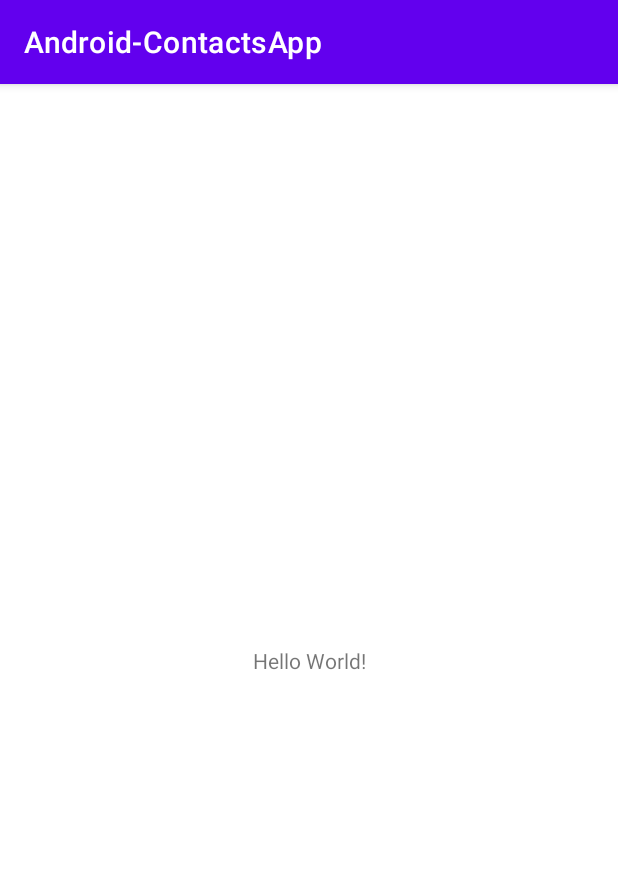
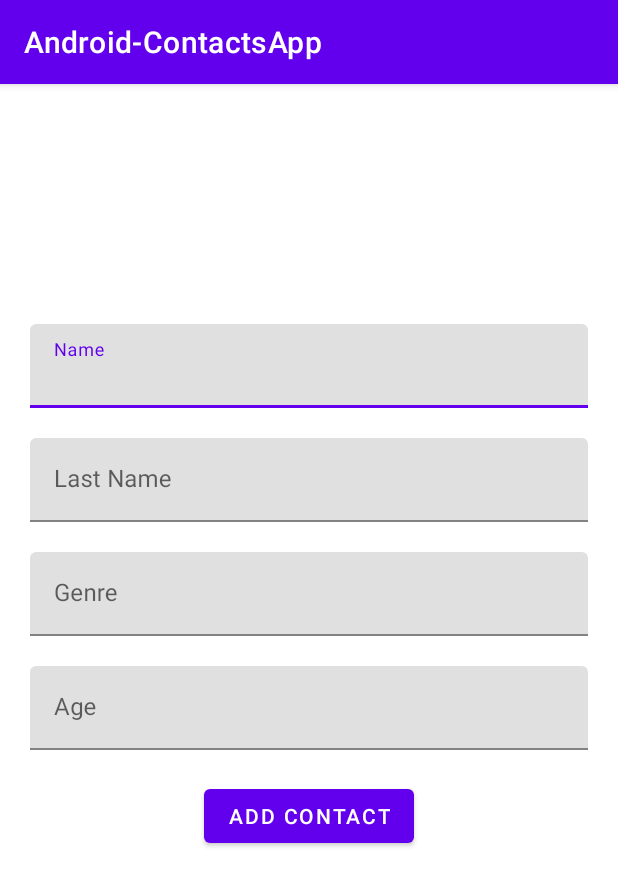
Before and after one commit to ascstb/Android-ContactsApp, an Android app: the screen it shows after launch (MainActivity), on a phone screen of 412 x 824 dp. Shown: the top 886 px of the screen. Run offline under Robolectric (Android 15) with nearby library versions, the phone set to English and light mode, and no system bars.

Commit message:
Add Contact Form

```diff
--- a/app/src/main/res/layout/activity_main.xml
+++ b/app/src/main/res/layout/activity_main.xml
@@ -4,15 +4,90 @@
     xmlns:tools="http://schemas.android.com/tools"
     android:layout_width="match_parent"
     android:layout_height="match_parent"
+    android:padding="20dp"
     tools:context=".MainActivity">
 
-    <TextView
-        android:layout_width="wrap_content"
-        android:layout_height="wrap_content"
-        android:text="Hello World!"
-        app:layout_constraintBottom_toBottomOf="parent"
+    <ImageView
+        android:id="@+id/ivPhoto"
+        android:layout_width="120dp"
+        android:layout_height="120dp"
+        android:contentDescription="@string/app_name"
         app:layout_constraintEnd_toEndOf="parent"
         app:layout_constraintStart_toStartOf="parent"
         app:layout_constraintTop_toTopOf="parent" />
 
+    <com.google.android.material.textfield.TextInputLayout
+        android:id="@+id/tilName"
+        android:layout_width="match_parent"
+        android:layout_height="wrap_content"
+        android:layout_marginTop="20dp"
+        android:hint="@string/contact_add_name_label"
+        app:layout_constraintTop_toBottomOf="@id/ivPhoto">
+
+        <com.google.android.material.textfield.TextInputEditText
+            android:id="@+id/tvName"
+            android:layout_width="match_parent"
+            android:layout_height="wrap_content"
+            android:inputType="textPersonName" />
+
+    </com.google.android.material.textfield.TextInputLayout>
+
+    <com.google.android.material.textfield.TextInputLayout
+        android:id="@+id/tilLastName"
+        android:layout_width="match_parent"
+        android:layout_height="wrap_content"
+        android:layout_marginTop="20dp"
+        android:hint="@string/contact_add_last_name_label"
+        app:layout_constraintTop_toBottomOf="@id/tilName">
+
+        <com.google.android.material.textfield.TextInputEditText
+            android:id="@+id/tvLastName"
+            android:layout_width="match_parent"
+            android:layout_height="wrap_content"
+            android:inputType="textPersonName" />
+
+    </com.google.android.material.textfield.TextInputLayout>
+
+    <com.google.android.material.textfield.TextInputLayout
+        android:id="@+id/tilGenre"
+        android:layout_width="match_parent"
+        android:layout_height="wrap_content"
+        android:layout_marginTop="20dp"
+        android:hint="@string/contact_add_genre_label"
+        app:layout_constraintTop_toBottomOf="@id/tilLastName">
+
+        <com.google.android.material.textfield.TextInputEditText
+            android:id="@+id/tvGenre"
+            android:layout_width="match_parent"
+            android:layout_height="wrap_content"
+            android:inputType="textPersonName" />
+
+    </com.google.android.material.textfield.TextInputLayout>
+
+    <com.google.android.material.textfield.TextInputLayout
+        android:id="@+id/tilAge"
+        android:layout_width="match_parent"
+        android:layout_height="wrap_content"
+        android:layout_marginTop="20dp"
+        android:hint="@string/contact_add_age_label"
+        app:layout_constraintTop_toBottomOf="@id/tilGenre">
+
+        <com.google.android.material.textfield.TextInputEditText
+            android:id="@+id/tvAge"
+            android:layout_width="match_parent"
+            android:layout_height="wrap_content"
+            android:inputType="number" />
+
+    </com.google.android.material.textfield.TextInputLayout>
+
+    <Button
+        android:id="@+id/btnAdd"
+        android:layout_width="wrap_content"
+        android:layout_height="wrap_content"
+        android:layout_marginTop="20dp"
+        android:text="@string/contact_add_button"
+        app:layout_constraintEnd_toEndOf="parent"
+        app:layout_constraintStart_toStartOf="parent"
+        app:layout_constraintTop_toBottomOf="@id/tilAge" />
+
 </androidx.constraintlayout.widget.ConstraintLayout>
--- a/app/src/main/res/values-night/themes.xml
+++ b/app/src/main/res/values-night/themes.xml
@@ -2,9 +2,9 @@
     <!-- Base application theme. -->
     <style name="Theme.AndroidContactsApp" parent="Theme.MaterialComponents.DayNight.DarkActionBar">
         <!-- Primary brand color. -->
-        <item name="colorPrimary">@color/purple_200</item>
+        <item name="colorPrimary">@color/action_color</item>
         <item name="colorPrimaryVariant">@color/purple_700</item>
-        <item name="colorOnPrimary">@color/black</item>
+        <item name="colorOnPrimary">@color/white</item>
         <!-- Secondary brand color. -->
         <item name="colorSecondary">@color/teal_200</item>
         <item name="colorSecondaryVariant">@color/teal_200</item>
--- a/app/src/main/res/values/colors.xml
+++ b/app/src/main/res/values/colors.xml
@@ -7,4 +7,6 @@
     <color name="teal_700">#FF018786</color>
     <color name="black">#FF000000</color>
     <color name="white">#FFFFFFFF</color>
+    <color name="black_background">#1F1F1F</color>
+    <color name="action_color">#009EDD</color>
 </resources>
--- a/app/src/main/res/values/strings.xml
+++ b/app/src/main/res/values/strings.xml
@@ -1,3 +1,11 @@
 <resources>
     <string name="app_name">Android-ContactsApp</string>
+
+    <!--region Add Contact-->
+    <string name="contact_add_name_label">Name</string>
+    <string name="contact_add_last_name_label">Last Name</string>
+    <string name="contact_add_genre_label">Genre</string>
+    <string name="contact_add_age_label">Age</string>
+    <string name="contact_add_button">Add Contact</string>
+    <!--endregion-->
 </resources>
```
